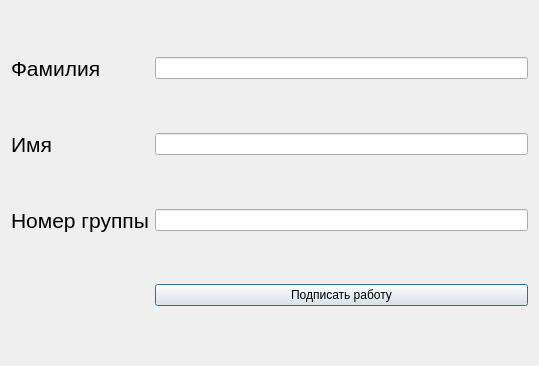
Qt form qt_designer_ui/login.ui (IvaMarin/Project-Network-Diagram-App) before a commit.
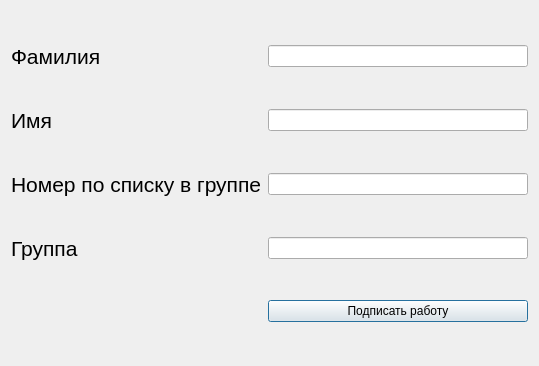
The same form after that commit.

```diff
--- a/qt_designer_ui/login.ui
+++ b/qt_designer_ui/login.ui
@@ -14,16 +14,6 @@
    <string>Dialog</string>
   </property>
   <layout class="QGridLayout" name="gridLayout">
-   <item row="0" column="0">
-    <widget class="QLabel" name="labelSurname">
-     <property name="text">
-      <string>&lt;html&gt;&lt;head/&gt;&lt;body&gt;&lt;p&gt;&lt;span style=&quot; font-size:16pt;&quot;&gt;Фамилия&lt;/span&gt;&lt;/p&gt;&lt;/body&gt;&lt;/html&gt;</string>
-     </property>
-    </widget>
-   </item>
-   <item row="0" column="1">
-    <widget class="QLineEdit" name="lineEditSurname"/>
-   </item>
    <item row="1" column="0">
     <widget class="QLabel" name="labelName">
      <property name="text">
@@ -31,26 +21,46 @@
      </property>
     </widget>
    </item>
-   <item row="1" column="1">
-    <widget class="QLineEdit" name="lineEditName"/>
+   <item row="2" column="2">
+    <widget class="QLineEdit" name="lineEditNumINGroup"/>
    </item>
    <item row="2" column="0">
     <widget class="QLabel" name="labelNumGroup">
      <property name="text">
-      <string>&lt;html&gt;&lt;head/&gt;&lt;body&gt;&lt;p&gt;&lt;span style=&quot; font-size:16pt;&quot;&gt;Номер группы&lt;/span&gt;&lt;/p&gt;&lt;/body&gt;&lt;/html&gt;</string>
+      <string>&lt;html&gt;&lt;head/&gt;&lt;body&gt;&lt;p&gt;&lt;span style=&quot; font-size:16pt;&quot;&gt;Номер по списку в группе&lt;/span&gt;&lt;/p&gt;&lt;/body&gt;&lt;/html&gt;</string>
      </property>
     </widget>
    </item>
-   <item row="2" column="1">
-    <widget class="QLineEdit" name="lineEditNumGroup"/>
+   <item row="0" column="0">
+    <widget class="QLabel" name="labelSurname">
+     <property name="text">
+      <string>&lt;html&gt;&lt;head/&gt;&lt;body&gt;&lt;p&gt;&lt;span style=&quot; font-size:16pt;&quot;&gt;Фамилия&lt;/span&gt;&lt;/p&gt;&lt;/body&gt;&lt;/html&gt;</string>
+     </property>
+    </widget>
    </item>
-   <item row="3" column="1">
+   <item row="1" column="2">
+    <widget class="QLineEdit" name="lineEditName"/>
+   </item>
+   <item row="5" column="2">
     <widget class="QPushButton" name="btnSignLab">
      <property name="text">
       <string>Подписать работу</string>
      </property>
     </widget>
    </item>
+   <item row="0" column="2">
+    <widget class="QLineEdit" name="lineEditSurname"/>
+   </item>
+   <item row="3" column="0">
+    <widget class="QLabel" name="labelGroup">
+     <property name="text">
+      <string>&lt;html&gt;&lt;head/&gt;&lt;body&gt;&lt;p&gt;&lt;span style=&quot; font-size:16pt;&quot;&gt;Группа&lt;/span&gt;&lt;/p&gt;&lt;/body&gt;&lt;/html&gt;</string>
+     </property>
+    </widget>
+   </item>
+   <item row="3" column="2">
+    <widget class="QLineEdit" name="lineEditGroup"/>
+   </item>
   </layout>
  </widget>
  <resources/>
```
